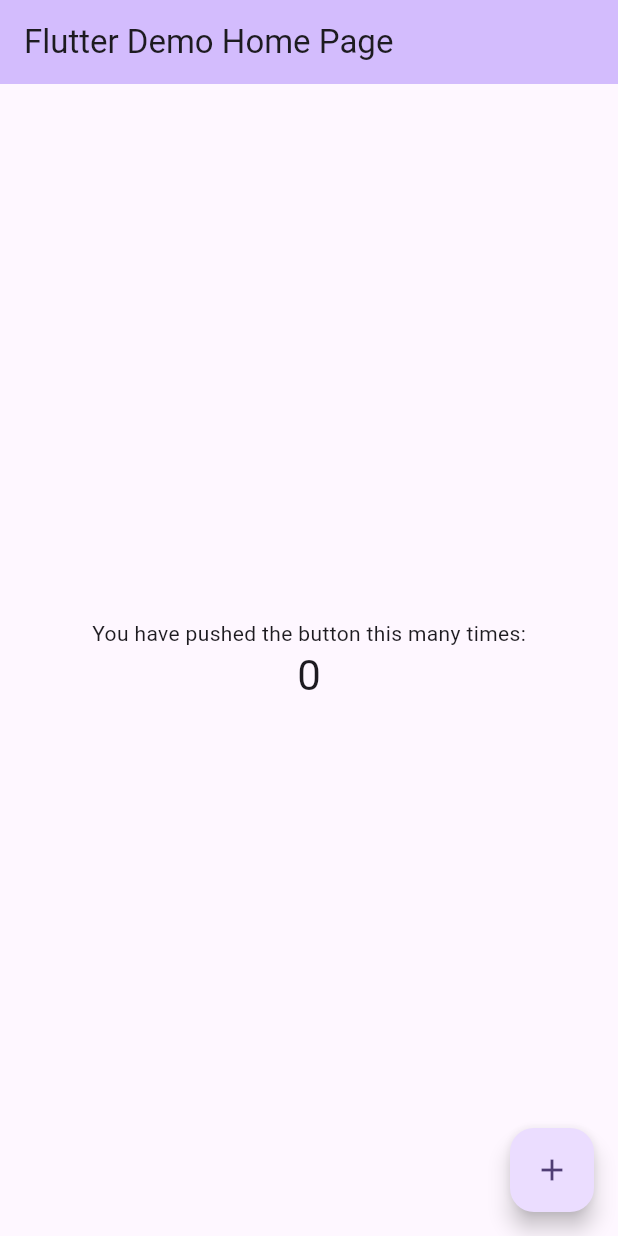
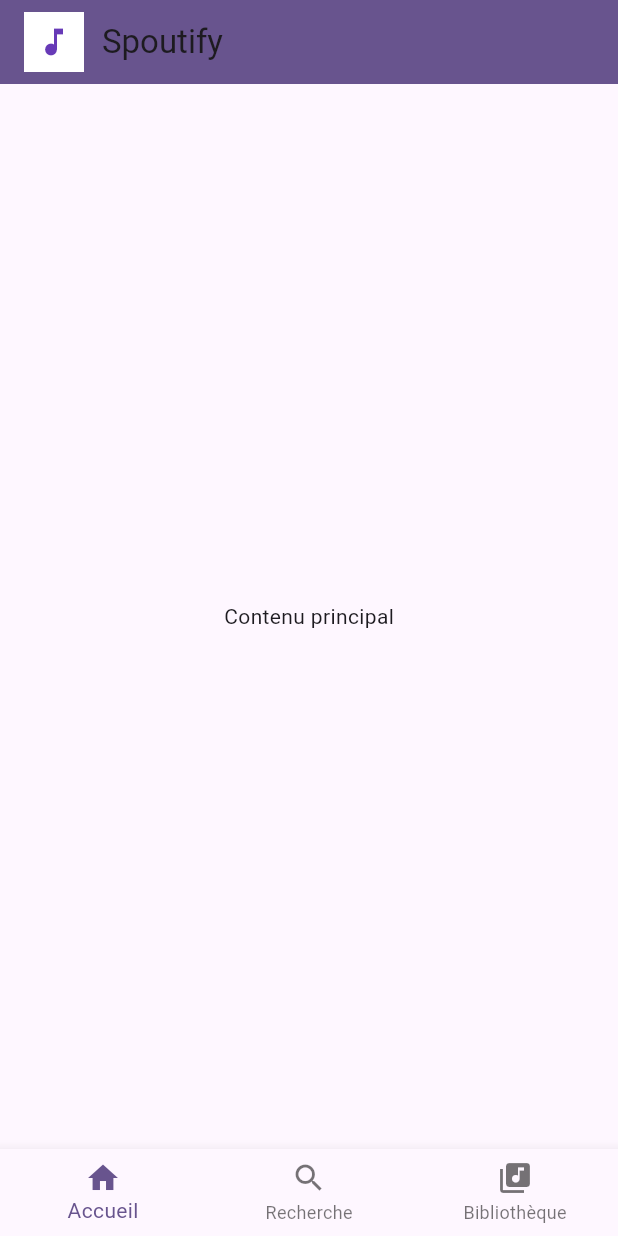
Before and after one commit to alexkjzz/spoutify, a Flutter app: the screen it shows after launch, on a phone screen of 412 x 824 dp. Run offline on Flutter 3.47's test engine with Material 3 defaults, Android fonts, the light colour scheme and no system bars.

Commit message:
feat: change main page

```diff
--- a/lib/main.dart
+++ b/lib/main.dart
@@ -7,116 +7,66 @@ void main() {
 class MyApp extends StatelessWidget {
   const MyApp({super.key});
 
-  // This widget is the root of your application.
   @override
   Widget build(BuildContext context) {
     return MaterialApp(
-      title: 'Flutter Demo',
+      title: 'Spoutify',
       theme: ThemeData(
-        // This is the theme of your application.
-        //
-        // TRY THIS: Try running your application with "flutter run". You'll see
-        // the application has a purple toolbar. Then, without quitting the app,
-        // try changing the seedColor in the colorScheme below to Colors.green
-        // and then invoke "hot reload" (save your changes or press the "hot
-        // reload" button in a Flutter-supported IDE, or press "r" if you used
-        // the command line to start the app).
-        //
-        // Notice that the counter didn't reset back to zero; the application
-        // state is not lost during the reload. To reset the state, use hot
-        // restart instead.
-        //
-        // This works for code too, not just values: Most code changes can be
-        // tested with just a hot reload.
         colorScheme: ColorScheme.fromSeed(seedColor: Colors.deepPurple),
       ),
-      home: const MyHomePage(title: 'Flutter Demo Home Page'),
+      home: const HomeScreen(),
     );
   }
 }
 
-class MyHomePage extends StatefulWidget {
-  const MyHomePage({super.key, required this.title});
-
-  // This widget is the home page of your application. It is stateful, meaning
-  // that it has a State object (defined below) that contains fields that affect
-  // how it looks.
-
-  // This class is the configuration for the state. It holds the values (in this
-  // case the title) provided by the parent (in this case the App widget) and
-  // used by the build method of the State. Fields in a Widget subclass are
-  // always marked "final".
-
-  final String title;
-
-  @override
-  State<MyHomePage> createState() => _MyHomePageState();
-}
-
-class _MyHomePageState extends State<MyHomePage> {
-  int _counter = 0;
-
-  void _incrementCounter() {
-    setState(() {
-      // This call to setState tells the Flutter framework that something has
-      // changed in this State, which causes it to rerun the build method below
-      // so that the display can reflect the updated values. If we changed
-      // _counter without calling setState(), then the build method would not be
-      // called again, and so nothing would appear to happen.
-      _counter++;
-    });
-  }
+class HomeScreen extends StatelessWidget {
+  const HomeScreen({super.key});
 
   @override
   Widget build(BuildContext context) {
-    // This method is rerun every time setState is called, for instance as done
-    // by the _incrementCounter method above.
-    //
-    // The Flutter framework has been optimized to make rerunning build methods
-    // fast, so that you can just rebuild anything that needs updating rather
-    // than having to individually change instances of widgets.
     return Scaffold(
+      // Header avec logo
       appBar: AppBar(
-        // TRY THIS: Try changing the color here to a specific color (to
-        // Colors.amber, perhaps?) and trigger a hot reload to see the AppBar
-        // change color while the other colors stay the same.
-        backgroundColor: Theme.of(context).colorScheme.inversePrimary,
-        // Here we take the value from the MyHomePage object that was created by
-        // the App.build method, and use it to set our appbar title.
-        title: Text(widget.title),
-      ),
-      body: Center(
-        // Center is a layout widget. It takes a single child and positions it
-        // in the middle of the parent.
-        child: Column(
-          // Column is also a layout widget. It takes a list of children and
-          // arranges them vertically. By default, it sizes itself to fit its
-          // children horizontally, and tries to be as tall as its parent.
-          //
-          // Column has various properties to control how it sizes itself and
-          // how it positions its children. Here we use mainAxisAlignment to
-          // center the children vertically; the main axis here is the vertical
-          // axis because Columns are vertical (the cross axis would be
-          // horizontal).
-          //
-          // TRY THIS: Invoke "debug painting" (choose the "Toggle Debug Paint"
-          // action in the IDE, or press "p" in the console), to see the
-          // wireframe for each widget.
-          mainAxisAlignment: MainAxisAlignment.center,
-          children: <Widget>[
-            const Text('You have pushed the button this many times:'),
-            Text(
-              '$_counter',
-              style: Theme.of(context).textTheme.headlineMedium,
+        backgroundColor: Theme.of(context).colorScheme.primary,
+        title: Row(
+          children: [
+            // Logo placeholder
+            Container(
+              width: 40,
+              height: 40,
+              color: Colors.white,
+              child: const Icon(Icons.music_note, color: Colors.deepPurple),
             ),
+            const SizedBox(width: 12),
+            const Text('Spoutify'),
           ],
         ),
       ),
-      floatingActionButton: FloatingActionButton(
-        onPressed: _incrementCounter,
-        tooltip: 'Increment',
-        child: const Icon(Icons.add),
-      ), // This trailing comma makes auto-formatting nicer for build methods.
+      // Contenu principal
+      body: const Center(
+        child: Text('Contenu principal'),
+      ),
+      // Barre de navigation en bas
+      bottomNavigationBar: BottomNavigationBar(
+        items: const [
+          BottomNavigationBarItem(
+            icon: Icon(Icons.home),
+            label: 'Accueil',
+          ),
+          BottomNavigationBarItem(
+            icon: Icon(Icons.search),
+            label: 'Recherche',
+          ),
+          BottomNavigationBarItem(
+            icon: Icon(Icons.library_music),
+            label: 'Bibliothèque',
+          ),
+        ],
+        currentIndex: 0,
+        onTap: (int index) {
+          // Placeholder pour navigation
+        },
+      ),
     );
   }
 }
```
